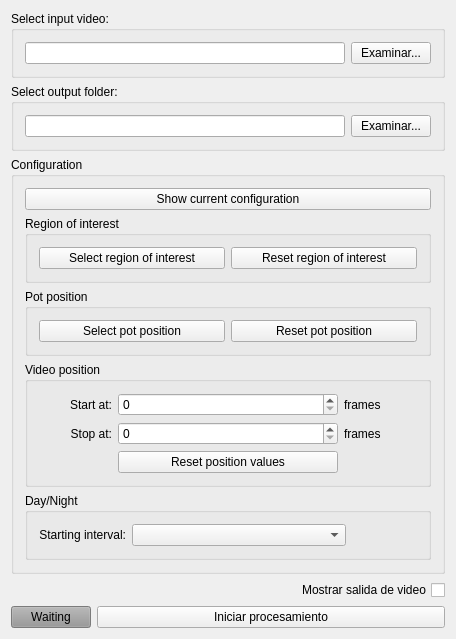
The window that PlantApp/Presentation/MainWindow.ui (milena-rocabado/PlantProject) describes before a commit, drawn with Qt 5.
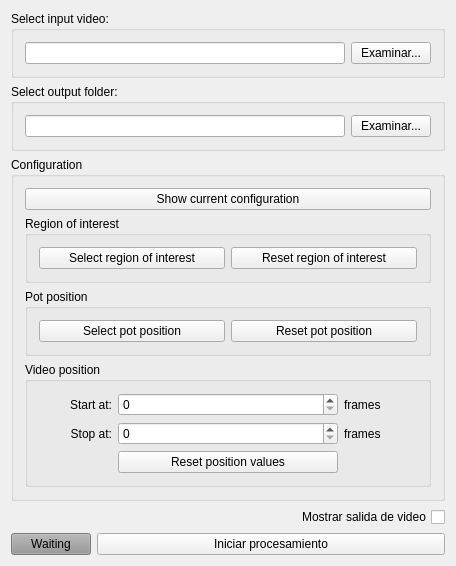
The same window after the commit.

What changed in the file:
```diff
--- a/PlantApp/Presentation/MainWindow.ui
+++ b/PlantApp/Presentation/MainWindow.ui
@@ -7,7 +7,7 @@
     <x>0</x>
     <y>0</y>
     <width>456</width>
-    <height>609</height>
+    <height>540</height>
    </rect>
   </property>
   <property name="windowTitle">
@@ -174,41 +174,6 @@
          </layout>
         </widget>
        </item>
-       <item>
-        <widget class="QGroupBox" name="gbInterval">
-         <property name="title">
-          <string>Day/Night</string>
-         </property>
-         <layout class="QHBoxLayout" name="horizontalLayout_3" stretch="1,3,1">
-          <item>
-           <widget class="QLabel" name="lblDayNight">
-            <property name="text">
-             <string>Starting interval:</string>
-            </property>
-            <property name="alignment">
-             <set>Qt::AlignRight|Qt::AlignTrailing|Qt::AlignVCenter</set>
-            </property>
-           </widget>
-          </item>
-          <item>
-           <widget class="QComboBox" name="cbxDayNight"/>
-          </item>
-          <item>
-           <spacer name="horizontalSpacer">
-            <property name="orientation">
-             <enum>Qt::Horizontal</enum>
-            </property>
-            <property name="sizeHint" stdset="0">
-             <size>
-              <width>40</width>
-              <height>20</height>
-             </size>
-            </property>
-           </spacer>
-          </item>
-         </layout>
-        </widget>
-       </item>
       </layout>
      </widget>
     </item>
```
Left out of the diff: 2 changed lines with no effect on the pictures.
